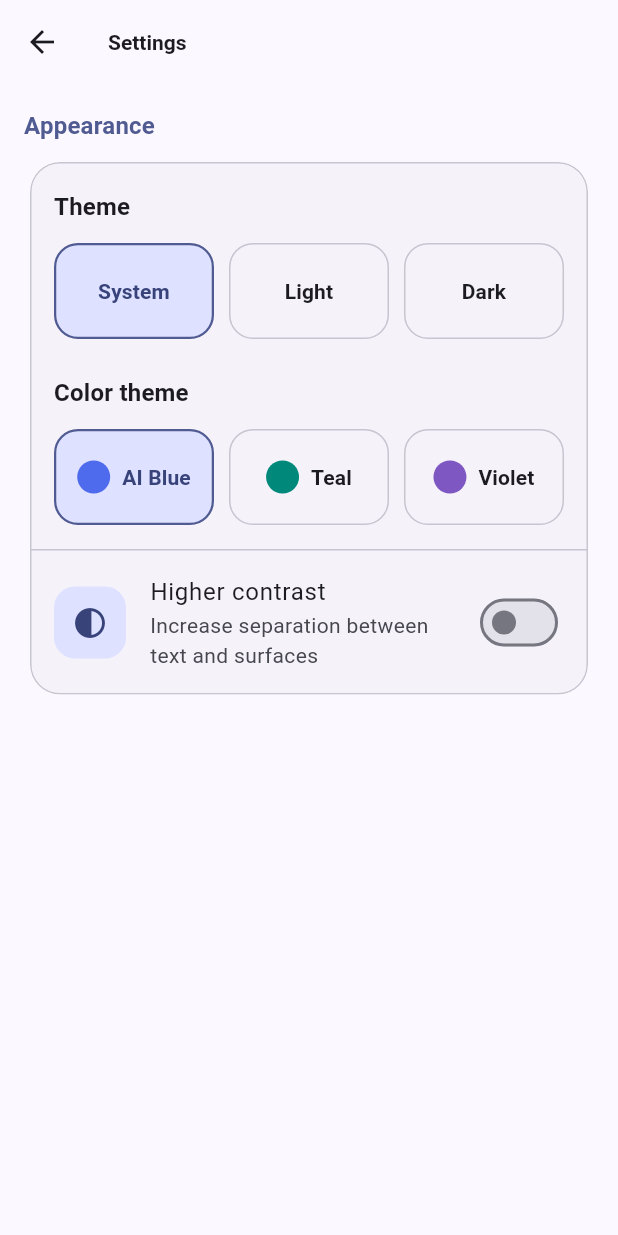
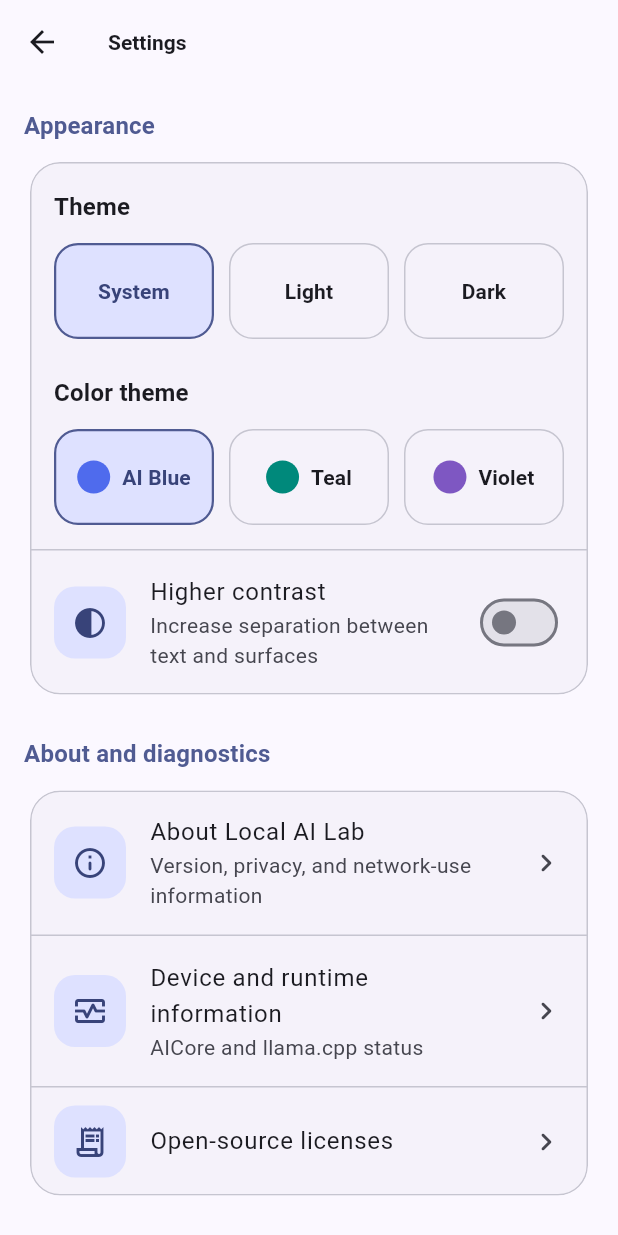
Before and after one commit to mcardlejsn/local-ai-lab, a Flutter app: the SettingsScreen screen opened directly, on a phone screen of 412 x 824 dp. Run offline on Flutter 3.47's test engine with Material 3 defaults, Android fonts, the phone set to English and light mode, and no system bars; our stand-ins replace package_info_plus, sqflite; missing offline and left inert: flutter_gemma, flutter_gemma_litertlm, llama_flutter_android; accounts and stored records are empty.

Commit message:
Add About and diagnostics settings

```diff
--- a/lib/screens/settings_screen.dart
+++ b/lib/screens/settings_screen.dart
@@ -2,6 +2,7 @@
 
 import '../services/app_settings_service.dart';
 import '../theme/app_theme.dart';
+import 'about_screen.dart';
 
 Future<void> openSettings(BuildContext context) async {
   await Navigator.of(
@@ -145,6 +146,57 @@
                   ],
                 ),
               ),
+              const SizedBox(height: 24),
+              Text(
+                'About and diagnostics',
+                style: theme.textTheme.titleMedium?.copyWith(
+                  color: colors.primary,
+                  fontWeight: FontWeight.w600,
+                ),
+              ),
+              const SizedBox(height: 8),
+              Card(
+                shape: RoundedRectangleBorder(
+                  borderRadius: BorderRadius.circular(AppTheme.cardRadius),
+                  side: BorderSide(color: colors.outlineVariant),
+                ),
+                clipBehavior: Clip.antiAlias,
+                child: Column(
+                  children: <Widget>[
+                    _SettingsActionTile(
+                      key: const Key('about-local-ai-lab'),
+                      icon: Icons.info_outline_rounded,
+                      title: 'About Local AI Lab',
+                      subtitle: 'Version, privacy, and network-use information',
+                      onTap: () => Navigator.of(context).push<void>(
+                        MaterialPageRoute<void>(
+                          builder: (_) => const AboutLocalAiLabScreen(),
+                        ),
+                      ),
+                    ),
+                    Divider(height: 1, color: colors.outlineVariant),
+                    _SettingsActionTile(
+                      key: const Key('device-runtime-information'),
+                      icon: Icons.monitor_heart_outlined,
+                      title: 'Device and runtime information',
+                      subtitle: 'AICore and llama.cpp status',
+                      onTap: () => Navigator.of(context).push<void>(
+                        MaterialPageRoute<void>(
+                          builder: (_) => const DeviceRuntimeScreen(),
+                        ),
+                      ),
+                    ),
+                    Divider(height: 1, color: colors.outlineVariant),
+                    _SettingsActionTile(
+                      key: const Key('open-source-licenses'),
+                      icon: Icons.receipt_long_outlined,
+                      title: 'Open-source licenses',
+                      onTap: () => openOpenSourceLicenses(context),
+                    ),
+                  ],
+                ),
+              ),
+              const SizedBox(height: 24),
             ],
           ),
         );
@@ -162,6 +214,42 @@
     ScaffoldMessenger.of(
       context,
     ).showSnackBar(SnackBar(content: Text(controller.lastError!)));
+  }
+}
+
+class _SettingsActionTile extends StatelessWidget {
+  const _SettingsActionTile({
+    super.key,
+    required this.icon,
+    required this.title,
+    required this.onTap,
+    this.subtitle,
+  });
+
+  final IconData icon;
+  final String title;
+  final String? subtitle;
+  final VoidCallback onTap;
+
+  @override
+  Widget build(BuildContext context) {
+    final ColorScheme colors = Theme.of(context).colorScheme;
+    return ListTile(
+      contentPadding: const EdgeInsets.symmetric(horizontal: 16, vertical: 8),
+      leading: Container(
+        width: 48,
+        height: 48,
+        decoration: BoxDecoration(
+          color: colors.primaryContainer,
+          borderRadius: BorderRadius.circular(14),
+        ),
+        child: Icon(icon, color: colors.onPrimaryContainer),
+      ),
+      title: Text(title),
+      subtitle: subtitle == null ? null : Text(subtitle!),
+      trailing: const Icon(Icons.chevron_right_rounded),
+      onTap: onTap,
+    );
   }
 }
 
--- a/pubspec.yaml
+++ b/pubspec.yaml
@@ -18,6 +18,7 @@
   path_provider: ^2.1.6
   sqflite: ^2.4.3
   url_launcher: ^6.3.2
+  package_info_plus: ^10.2.1
 
 dev_dependencies:
   flutter_test:
```
Also changed, not shown: lib/screens/about_screen.dart (added, +344 -0 lines), pubspec.lock, 2 other files.
